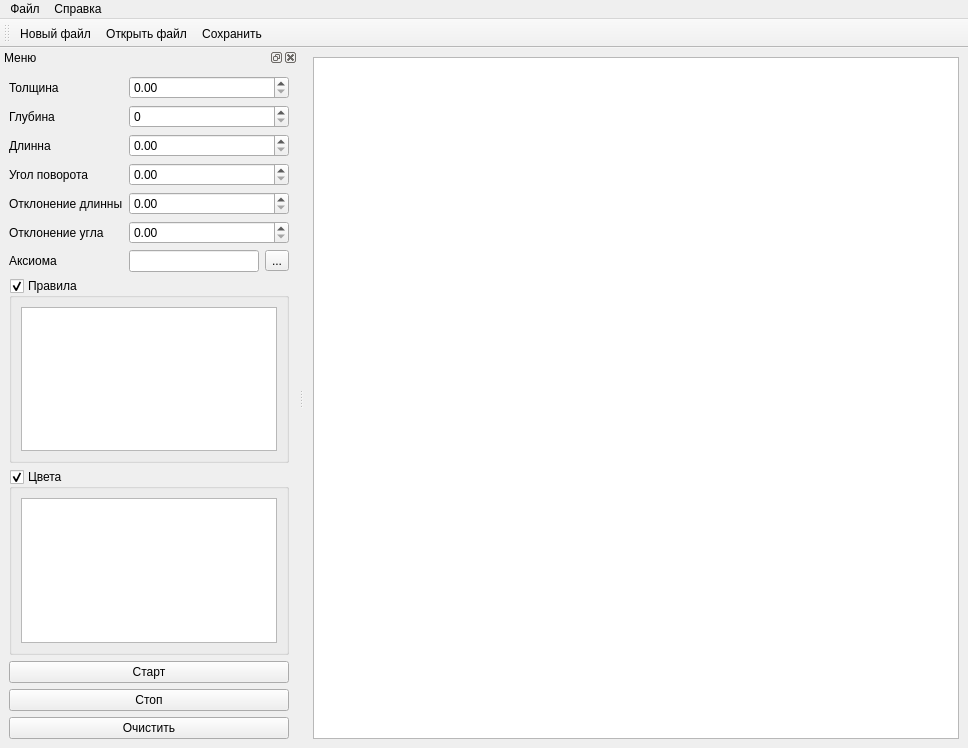
Before: the Qt Designer form MWidgets/uis/mainwindow.ui in salam99823/fractal-pattern-generator, drawn with Qt 5.
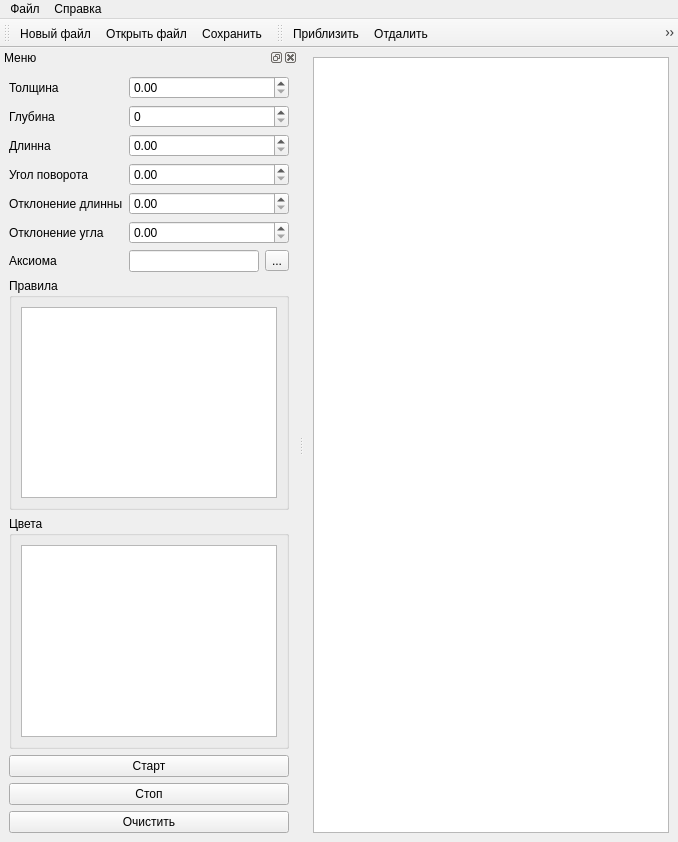
After: the same form once the commit is applied. Icons and pictures are not drawn. Custom widgets are drawn as their Qt base class.

```diff
--- a/MWidgets/uis/mainwindow.ui
+++ b/MWidgets/uis/mainwindow.ui
@@ -6,19 +6,17 @@
    <rect>
     <x>0</x>
     <y>0</y>
-    <width>968</width>
-    <height>748</height>
+    <width>678</width>
+    <height>842</height>
    </rect>
   </property>
   <property name="windowTitle">
    <string>Fractal-Pattern-Generator</string>
   </property>
   <property name="windowIcon">
-      <iconset resource="rc_resorses/resources.qrc">
-    <normaloff>:/icons/icons/icons8-python-240.png</normaloff>:/icons/icons/icons8-python-240.png</iconset>
-  </property>
-  <property name="toolButtonStyle">
-   <enum>Qt::ToolButtonTextUnderIcon</enum>
+   <iconset resource="resources.qrc">
+    <normaloff>:/FPGresources/iconsQt/Qt_logo_2022.png</normaloff>:/FPGresources/iconsQt/Qt_logo_2022.png
+   </iconset>
   </property>
   <widget class="QWidget" name="central_widget">
    <layout class="QVBoxLayout" name="verticalLayout">
@@ -158,9 +156,6 @@
        <property name="title">
         <string>Правила</string>
        </property>
-          <property name="checkable">
-              <bool>true</bool>
-          </property>
        <layout class="QVBoxLayout" name="_3">
         <item>
          <widget class="MText_list_Widget" name="rules_list">
@@ -180,9 +175,6 @@
        <property name="title">
         <string>Цвета</string>
        </property>
-          <property name="checkable">
-              <bool>true</bool>
-          </property>
        <layout class="QVBoxLayout" name="_2">
         <item>
          <widget class="MColor_list_Widget" name="colors_list">
@@ -256,7 +248,7 @@
     <rect>
      <x>0</x>
      <y>0</y>
-     <width>968</width>
+     <width>678</width>
      <height>22</height>
     </rect>
    </property>
@@ -307,6 +299,51 @@
    <addaction name="action_open_file_2"/>
    <addaction name="action_save_file_2"/>
   </widget>
+  <widget class="QToolBar" name="canvas_tools">
+   <property name="windowTitle">
+    <string>canvas_tools</string>
+   </property>
+   <attribute name="toolBarArea">
+    <enum>TopToolBarArea</enum>
+   </attribute>
+   <attribute name="toolBarBreak">
+    <bool>false</bool>
+   </attribute>
+   <addaction name="action_zoom_in"/>
+   <addaction name="action_zoom_out"/>
+   <addaction name="action_reset_zoom_to_actual_size"/>
+  </widget>
+  <action name="action_zoom_in">
+   <property name="icon">
+    <iconset resource="resources.qrc">
+     <normaloff>:/FPGresources/icons48/icons8-zoom-in.png</normaloff>:/FPGresources/icons48/icons8-zoom-in.png
+    </iconset>
+   </property>
+   <property name="text">
+    <string>Приблизить</string>
+   </property>
+  </action>
+  <action name="action_zoom_out">
+   <property name="icon">
+    <iconset resource="resources.qrc">
+     <normaloff>:/FPGresources/icons48/icons8-zoom-out.png</normaloff>:/FPGresources/icons48/icons8-zoom-out.png
+    </iconset>
+   </property>
+   <property name="text">
+    <string>Отдалить</string>
+   </property>
+  </action>
+  <action name="action_reset_zoom_to_actual_size">
+   <property name="icon">
+    <iconset resource="resources.qrc">
+     <normaloff>:/FPGresources/icons48/icons8-zoom-to-actual-size.png</normaloff>
+     :/FPGresources/icons48/icons8-zoom-to-actual-size.png
+    </iconset>
+   </property>
+   <property name="text">
+    <string>Масштабирование до фактического размера</string>
+   </property>
+  </action>
   <action name="action_open_file">
    <property name="icon">
        <iconset resource="rc_resorses/resources.qrc">
```
Left out of the diff: 103 changed lines with no effect on the pictures.
